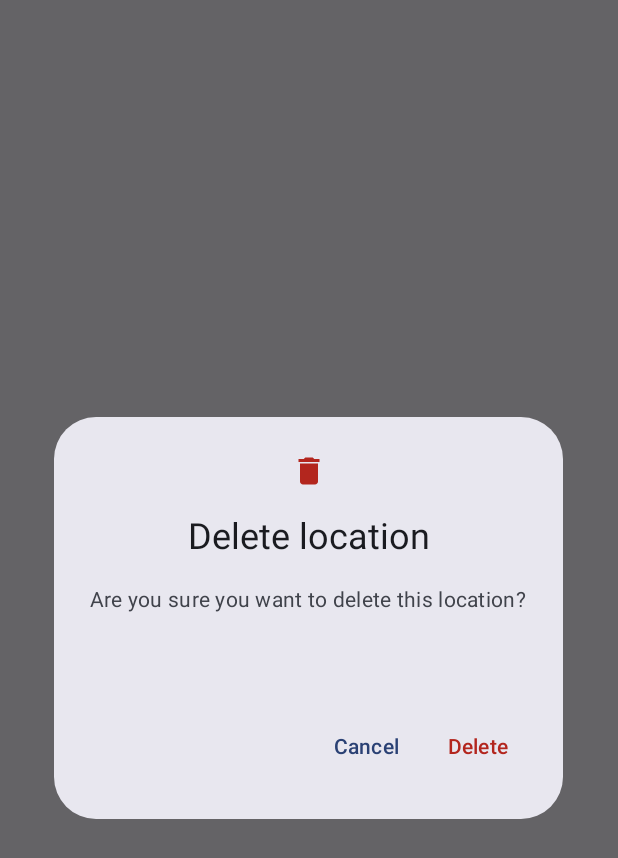
After one commit to abdelrahmanelshreif/Sky-Vibe, an Android app built with Jetpack Compose: the composable DeleteConfirmationDialog called with empty values, on a phone screen of 412 x 824 dp. The commit adds this screen. Shown: the top 858 px of the screen. Run offline under Robolectric (Android 15) with nearby library versions, the phone set to English and light mode, and no system bars.

Commit message:
handling deletion with slowing negative action with alert dialog

```diff
--- /dev/null
+++ b/app/src/main/java/com/abdelrahman_elshreif/sky_vibe/favourite/view/DeleteConfirmationDialog.kt
@@ -0,0 +1,57 @@
+package com.abdelrahman_elshreif.sky_vibe.favourite.view
+
+import androidx.compose.material.icons.Icons
+import androidx.compose.material.icons.filled.Delete
+import androidx.compose.material3.AlertDialog
+import androidx.compose.material3.ButtonDefaults
+import androidx.compose.material3.Icon
+import androidx.compose.material3.MaterialTheme
+import androidx.compose.material3.Text
+import androidx.compose.material3.TextButton
+import androidx.compose.runtime.Composable
+import androidx.compose.ui.res.stringResource
+import com.abdelrahman_elshreif.sky_vibe.R
+
+@Composable
+fun DeleteConfirmationDialog(
+    locationAddress: String,
+    onConfirm: () -> Unit,
+    onDismiss: () -> Unit
+) {
+    AlertDialog(
+        onDismissRequest = onDismiss,
+        title = {
+            Text(text = stringResource(R.string.delete_location))
+        },
+        text = {
+            Text(
+                stringResource(
+                    R.string.are_you_sure_you_want_to_delete_this_location,
+                    locationAddress
+                ))
+        },
+        confirmButton = {
+
+            TextButton(
+                onClick = onConfirm,
+                colors = ButtonDefaults.textButtonColors(
+                    contentColor = MaterialTheme.colorScheme.error
+                )
+            ) {
+                Text(stringResource(R.string.delete))
+            }
+        },
+        dismissButton = {
+            TextButton(onClick = onDismiss) {
+                Text(stringResource(R.string.cancel))
+            }
+        },
+        icon = {
+            Icon(
+                imageVector = Icons.Default.Delete,
+                contentDescription = null,
+                tint = MaterialTheme.colorScheme.error
+            )
+        }
+    )
+}
--- a/app/src/main/res/values/strings.xml
+++ b/app/src/main/res/values/strings.xml
@@ -42,4 +42,9 @@
     <string name="k">%1$s°K</string>
     <string name="f">%1$s°F</string>
     <string name="mi_hr">%1$s mi/hr</string>
+    <string name="n_a">N/A</string>
+    <string name="delete_location">Delete location</string>
+    <string name="cancel">Cancel</string>
+    <string name="are_you_sure_you_want_to_delete_this_location">Are you sure you want to delete this location?\n\n%1$s</string>
+    <string name="delete">Delete</string>
 </resources>
```
Also changed, not shown: app/src/main/java/com/abdelrahman_elshreif/sky_vibe/favourite/view/FavouriteLocationItem.kt (+12 -3 lines), app/src/main/java/com/abdelrahman_elshreif/sky_vibe/favourite/view/FavouriteScreen.kt (+17 -1 lines), 1 other file.
